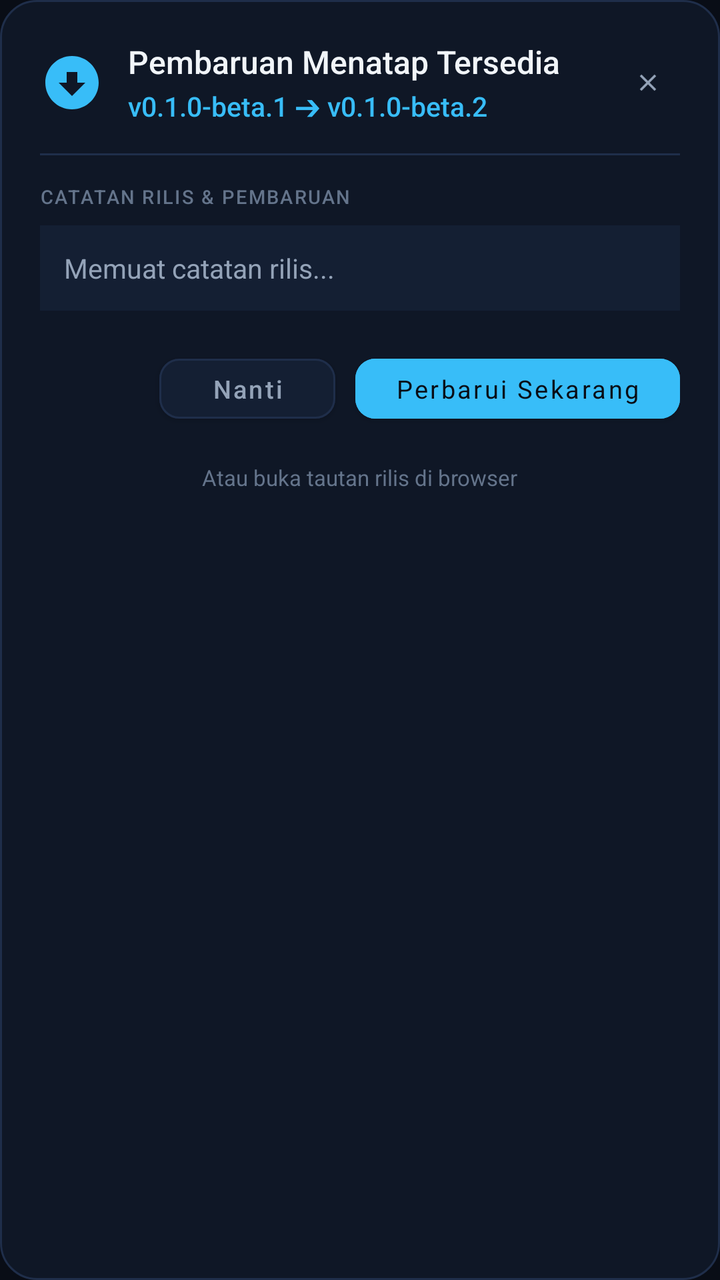
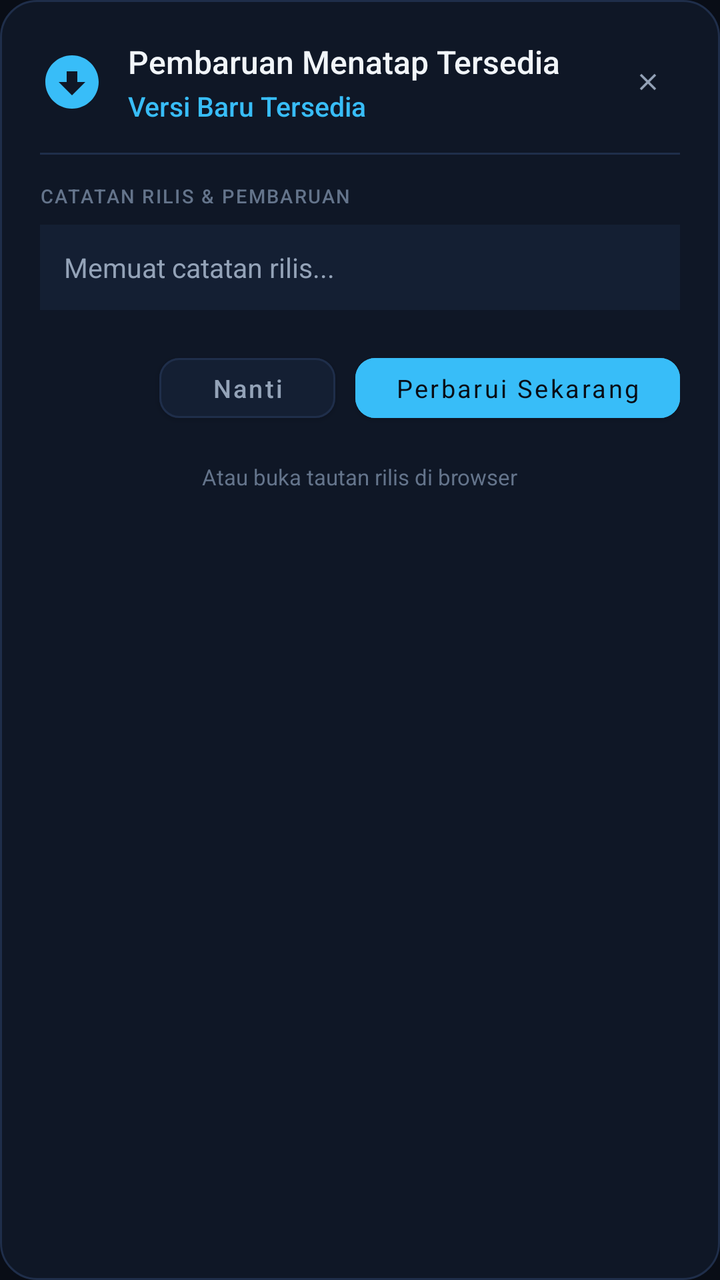

An Android layout rendered at two revisions. The XML below is the earlier revision; the diff shows what the commit changed to produce the second picture.
<!-- AndroidManifest.xml: application theme Theme.Menatap -->
<!-- res/layout/dialog_app_update.xml -->
<?xml version="1.0" encoding="utf-8"?>
<LinearLayout xmlns:android="http://schemas.android.com/apk/res/android"
    xmlns:app="http://schemas.android.com/apk/res-auto"
    android:layout_width="match_parent"
    android:layout_height="wrap_content"
    android:orientation="vertical"
    android:background="@drawable/bg_dialog_frost"
    android:padding="20dp">

    
    <LinearLayout
        android:layout_width="match_parent"
        android:layout_height="wrap_content"
        android:gravity="center_vertical"
        android:orientation="horizontal">

        <ImageView
            android:layout_width="32dp"
            android:layout_height="32dp"
            android:src="@drawable/ic_update"
            app:tint="@color/accent_glacial"
            android:contentDescription="Ikon Pembaruan" />

        <LinearLayout
            android:layout_width="0dp"
            android:layout_height="wrap_content"
            android:layout_weight="1"
            android:layout_marginStart="12dp"
            android:orientation="vertical">

            <TextView
                android:id="@+id/tv_update_title"
                android:layout_width="wrap_content"
                android:layout_height="wrap_content"
                android:text="Pembaruan Menatap Tersedia"
                android:textColor="@color/text_frost_bright"
                android:textSize="@dimen/text_title_large"
                android:fontFamily="sans-serif-medium" />

            <TextView
                android:id="@+id/tv_update_version_badge"
                android:layout_width="wrap_content"
                android:layout_height="wrap_content"
                android:layout_marginTop="2dp"
                android:text="v0.1.0-beta.1 ➔ v0.1.0-beta.2"
                android:textColor="@color/accent_glacial"
                android:textSize="@dimen/text_body"
                android:fontFamily="sans-serif-medium" />
        </LinearLayout>

        <ImageButton
            android:id="@+id/btn_close_update_dialog"
            android:layout_width="32dp"
            android:layout_height="32dp"
            android:background="?attr/selectableItemBackgroundBorderless"
            android:src="@drawable/ic_close"
            app:tint="@color/text_frost_subtle"
            android:contentDescription="Tutup" />
    </LinearLayout>

    <View
        android:layout_width="match_parent"
        android:layout_height="1dp"
        android:background="@color/frost_border"
        android:layout_marginVertical="14dp" />

    
    <TextView
        android:layout_width="wrap_content"
        android:layout_height="wrap_content"
        android:text="CATATAN RILIS &amp; PEMBARUAN"
        android:textColor="@color/text_frost_dim"
        android:textSize="@dimen/text_badge"
        android:fontFamily="sans-serif-medium"
        android:letterSpacing="0.08"
        android:layout_marginBottom="8dp" />

    
    <androidx.core.widget.NestedScrollView
        android:layout_width="match_parent"
        android:layout_height="wrap_content"
        android:maxHeight="220dp"
        android:background="@color/frost_elevated"
        android:padding="12dp"
        android:overScrollMode="never"
        android:fadeScrollbars="false">

        <TextView
            android:id="@+id/tv_update_notes"
            android:layout_width="match_parent"
            android:layout_height="wrap_content"
            android:text="Memuat catatan rilis..."
            android:textColor="@color/text_frost_subtle"
            android:textSize="@dimen/text_body"
            android:fontFamily="sans-serif"
            android:lineSpacingExtra="3dp" />
    </androidx.core.widget.NestedScrollView>

    
    <LinearLayout
        android:layout_width="match_parent"
        android:layout_height="wrap_content"
        android:orientation="horizontal"
        android:gravity="end"
        android:layout_marginTop="18dp">

        <com.google.android.material.button.MaterialButton
            android:id="@+id/btn_update_later"
            android:layout_width="wrap_content"
            android:layout_height="42dp"
            android:text="Nanti"
            android:textColor="@color/text_frost_subtle"
            android:textSize="@dimen/text_subhead"
            android:fontFamily="sans-serif-medium"
            android:textAllCaps="false"
            android:backgroundTint="@color/frost_elevated"
            app:strokeColor="@color/frost_border"
            app:strokeWidth="1dp"
            app:cornerRadius="10dp"
            android:paddingHorizontal="16dp"
            android:focusable="true" />

        <com.google.android.material.button.MaterialButton
            android:id="@+id/btn_update_now"
            android:layout_width="wrap_content"
            android:layout_height="42dp"
            android:layout_marginStart="10dp"
            android:text="Perbarui Sekarang"
            android:textColor="@color/frost_void"
            android:textSize="@dimen/text_subhead"
            android:fontFamily="sans-serif-bold"
            android:textAllCaps="false"
            android:backgroundTint="@color/accent_glacial"
            app:cornerRadius="10dp"
            android:paddingHorizontal="20dp"
            android:focusable="true" />
    </LinearLayout>

    
    <TextView
        android:id="@+id/tv_update_fallback_browser"
        android:layout_width="wrap_content"
        android:layout_height="wrap_content"
        android:layout_gravity="center_horizontal"
        android:layout_marginTop="12dp"
        android:text="Atau buka tautan rilis di browser"
        android:textColor="@color/text_frost_dim"
        android:textSize="@dimen/text_caption"
        android:fontFamily="sans-serif"
        android:padding="4dp"
        android:background="?attr/selectableItemBackground"
        android:focusable="true" />
</LinearLayout>
<!-- resources referenced by this layout -->
<resources>
  <color name="accent_glacial">#38BDF8</color>
  <color name="frost_border">#1F2E4A</color>
  <color name="frost_elevated">#141F33</color>
  <color name="frost_void">#090D16</color>
  <color name="text_frost_bright">#F1F5F9</color>
  <color name="text_frost_dim">#64748B</color>
  <color name="text_frost_subtle">#94A3B8</color>
  <dimen name="text_badge">9.5sp</dimen>
  <dimen name="text_body">13.5sp</dimen>
  <dimen name="text_caption">11sp</dimen>
  <dimen name="text_subhead">12.5sp</dimen>
  <dimen name="text_title_large">16sp</dimen>
  <!-- drawable bg_dialog_frost (drawable) -->
  <?xml version="1.0" encoding="utf-8"?>
  <shape xmlns:android="http://schemas.android.com/apk/res/android"
      android:shape="rectangle">
      <solid android:color="@color/frost_surface" />
      <stroke
          android:width="1dp"
          android:color="@color/frost_border" />
      <corners android:radius="18dp" />
  </shape>
  <!-- drawable ic_close (drawable) -->
  <?xml version="1.0" encoding="utf-8"?>
  <vector xmlns:android="http://schemas.android.com/apk/res/android"
      android:width="14dp"
      android:height="14dp"
      android:viewportWidth="24"
      android:viewportHeight="24">
      
      <path
          android:fillColor="#FFFFFFFF"
          android:pathData="M19,6.41 L17.59,5 L12,10.59 L6.41,5 L5,6.41 L10.59,12 L5,17.59 L6.41,19 L12,13.41 L17.59,19 L19,17.59 L13.41,12 L19,6.41 Z" />
  </vector>
  <!-- drawable ic_update (drawable) -->
  <?xml version="1.0" encoding="utf-8"?>
  <vector xmlns:android="http://schemas.android.com/apk/res/android"
      android:width="24dp"
      android:height="24dp"
      android:viewportWidth="24"
      android:viewportHeight="24">
      
      <path
          android:fillColor="#FFFFFFFF"
          android:pathData="M12,2C6.48,2 2,6.48 2,12s4.48,10 10,10 10,-4.48 10,-10S17.52,2 12,2zM12,17l-5,-5h3V8h4v4h3l-5,5z" />
  </vector>
  <style name="Theme.Menatap" parent="Theme.MaterialComponents.DayNight.NoActionBar">
          <item name="android:windowBackground">@color/frost_void</item>
          <item name="android:statusBarColor">@color/frost_void</item>
          <item name="android:navigationBarColor">@color/frost_void</item>
          <item name="colorPrimary">@color/accent_glacial</item>
          <item name="colorPrimaryVariant">@color/accent_azure</item>
          <item name="colorSecondary">@color/accent_frost_iris</item>
          <item name="android:textColorPrimary">@color/text_frost_bright</item>
          <item name="android:textColorSecondary">@color/text_frost_subtle</item>
      </style>
  <color name="frost_surface">#0F1726</color>
  <color name="accent_azure">#38BDF8</color>
  <color name="accent_frost_iris">#818CF8</color>
</resources>

<!-- the commit's change to res/layout/dialog_app_update.xml (unified diff, before → after) -->
@@ -42,7 +42,7 @@
                 android:layout_width="wrap_content"
                 android:layout_height="wrap_content"
                 android:layout_marginTop="2dp"
-                android:text="v0.1.0-beta.1 ➔ v0.1.0-beta.2"
+                android:text="Versi Baru Tersedia"
                 android:textColor="@color/accent_glacial"
                 android:textSize="@dimen/text_body"
                 android:fontFamily="sans-serif-medium" />
